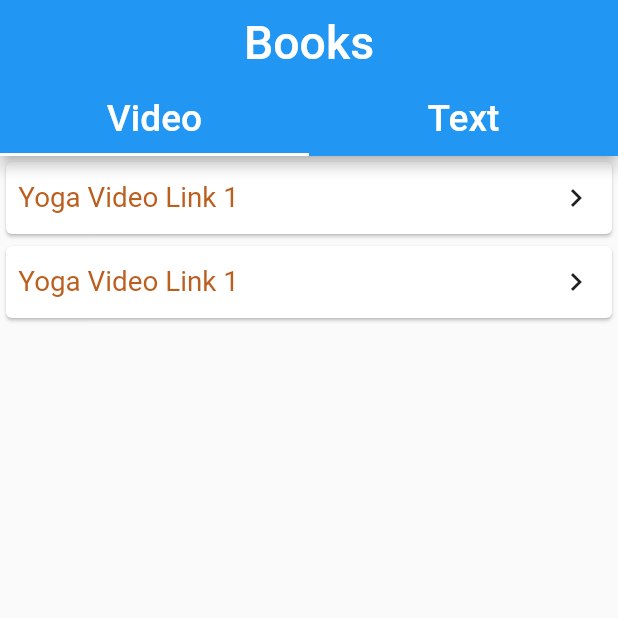
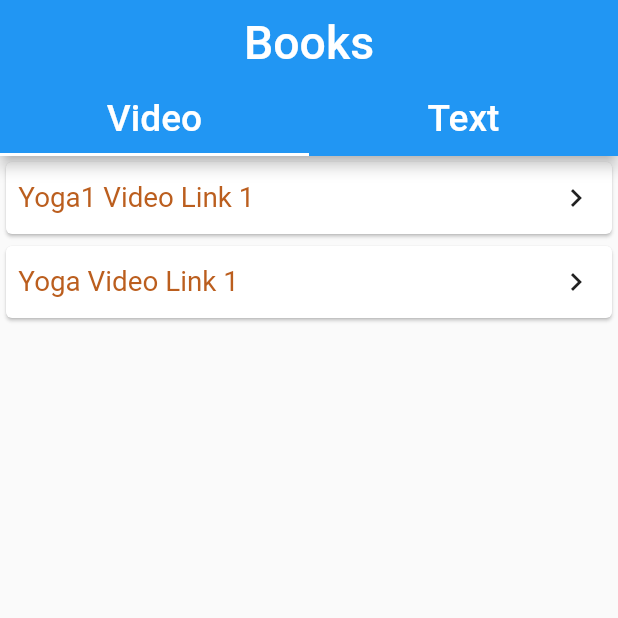
Before and after one commit to farrukhras/QuaRelief, a Flutter app: the Books screen opened directly, on a phone screen of 412 x 824 dp, the top half of it. Run offline on Flutter 3.47's test engine with Material 2 defaults, Android fonts, the phone set to English and light mode, and no system bars.

```diff
--- a/lib/books.dart
+++ b/lib/books.dart
@@ -3,7 +3,7 @@ import 'package:url_launcher/url_launcher.dart';
 
 List vid = [
   {
-    "name": "Yoga Video Link 1",
+    "name": "Yoga1 Video Link 1",
     "url": "https://www.youtube.com/watch?v=icfwMWYDeac",
   },
   {
--- a/pubspec.yaml
+++ b/pubspec.yaml
@@ -23,6 +23,8 @@ environment:
 dependencies:
   flutter:
     sdk: flutter
+    # firebase_auth: ^0.16.1
+    # cloud_firestore: ^0.13.7
 
 
   # The following adds the Cupertino Icons font to your application.
```
Also changed, not shown: 3 other files.
